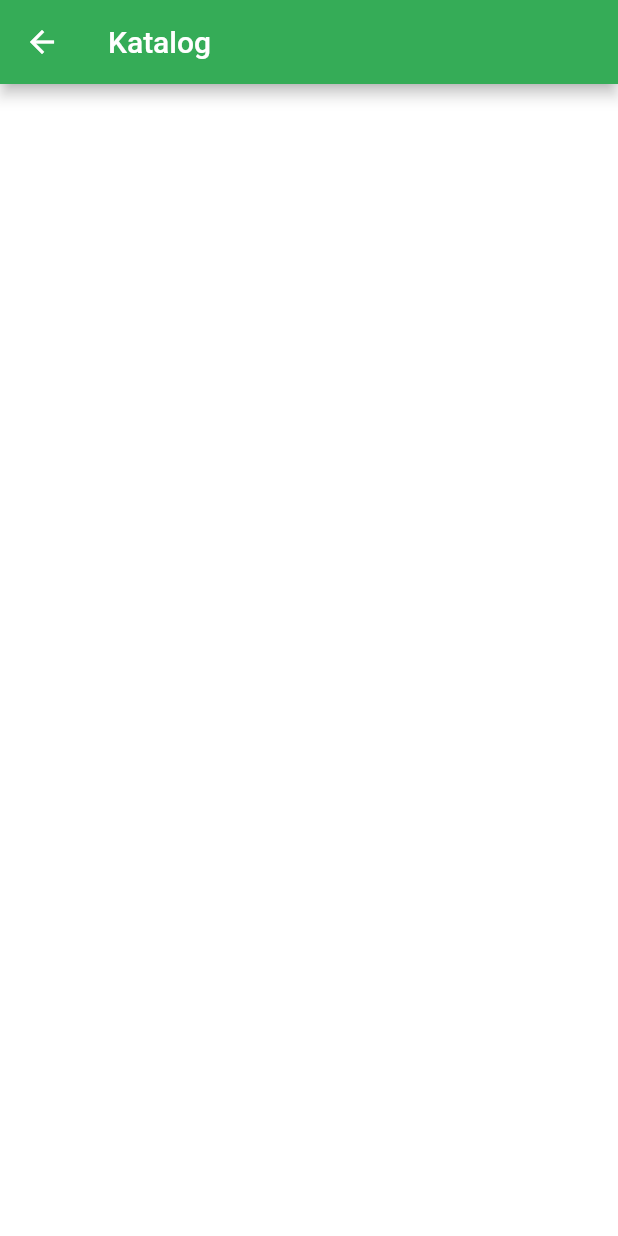
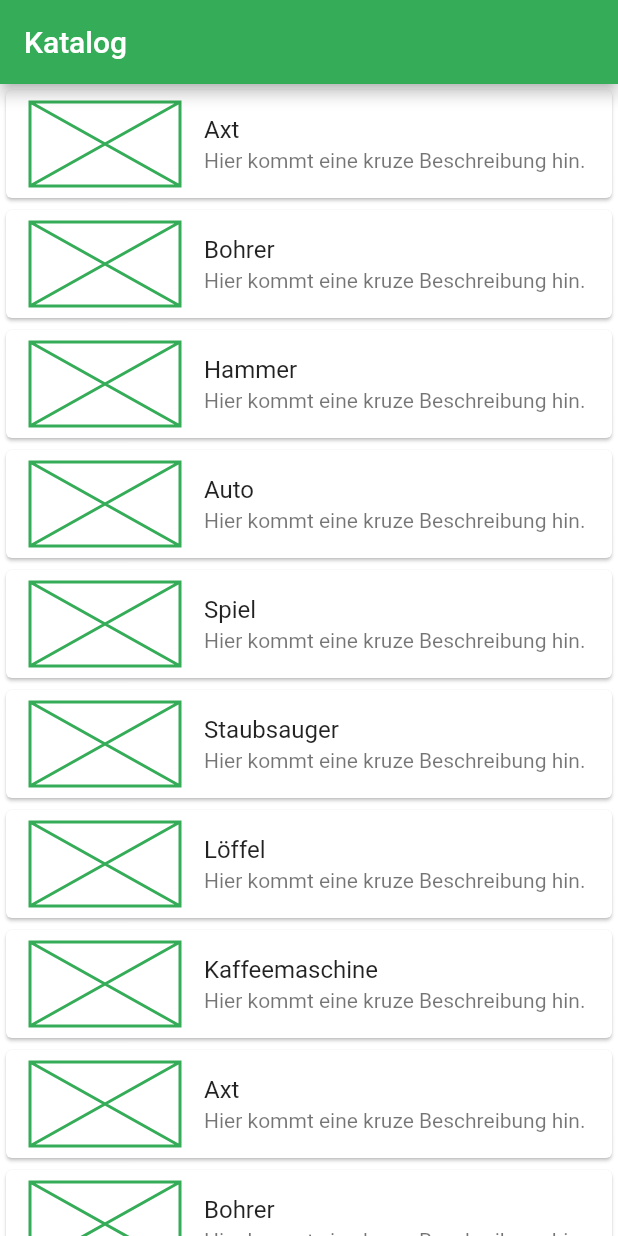
Before and after one commit to drmilde/leihladen_user_frontend_app, a Flutter app: the KatalogScreen screen opened directly, on a phone screen of 412 x 824 dp. Run offline on Flutter 3.47's test engine with Material 2 defaults, Android fonts, the phone set to English and light mode, and no system bars.

Commit message:
Logos eingefügt, Katalogliste begonnen

```diff
--- a/lib/screens/hauptseiten/abholen_screen.dart
+++ b/lib/screens/hauptseiten/abholen_screen.dart
@@ -17,7 +17,7 @@
         Container(
           height: MediaQuery.of(context).size.height - 300,
           width: MediaQuery.of(context).size.width,
-          child: Placeholder(),
+          child: Image.asset("assets/images/logos/map_dingelstedtstrasse.png"),
         ),
         Container(),
       ),
--- a/lib/screens/hauptseiten/ausleihen_screen.dart
+++ b/lib/screens/hauptseiten/ausleihen_screen.dart
@@ -1,4 +1,5 @@
 import 'package:flutter/material.dart';
+import 'package:leihladen_user_frontend_app/screens/start_screen.dart';
 import 'package:leihladen_user_frontend_app/widgets/app_drawer_widget.dart';
 import 'package:leihladen_user_frontend_app/widgets/bild_widget.dart';
 import 'package:leihladen_user_frontend_app/widgets/bottom_navigation_bar_widget.dart';
@@ -20,7 +21,7 @@
             " dann reservieren Sie die Dinge"
             " für den gewünschten Zeitraum."
             " Beim Abholen legen Sie Ihren Leihausweis vor."),
-        KachelGridWidget(260, 130,2,2),
+        KachelGridWidget(260, 130,2,2, StartScreen()),
       ),
       bottomNavigationBar: BottomNavigationBarWidget(1),
     );
--- a/lib/screens/hauptseiten/auswaehlen_screen.dart
+++ b/lib/screens/hauptseiten/auswaehlen_screen.dart
@@ -1,5 +1,6 @@
 import 'package:flutter/material.dart';
 import 'package:flutter/services.dart';
+import 'package:leihladen_user_frontend_app/screens/katalog/katalog_screen.dart';
 import 'package:leihladen_user_frontend_app/widgets/app_drawer_widget.dart';
 import 'package:leihladen_user_frontend_app/widgets/bild_widget.dart';
 import 'package:leihladen_user_frontend_app/widgets/bottom_navigation_bar_widget.dart';
@@ -16,7 +17,7 @@
       drawer: AppDrawerWidget(),
       body: HauptseitenWidget(
           BildWidget("assets/images/header/gemischtwaren_sepia.jpg"),
-          KachelGridWidget(300, 100,3,3),
+          KachelGridWidget(300, 100,3,3, KatalogScreen()),
       Container(),
     ),
     bottomNavigationBar: BottomNavigationBarWidget(0),
--- a/lib/screens/hauptseiten/mitmachen_screen.dart
+++ b/lib/screens/hauptseiten/mitmachen_screen.dart
@@ -1,4 +1,5 @@
 import 'package:flutter/material.dart';
+import 'package:leihladen_user_frontend_app/screens/start_screen.dart';
 import 'package:leihladen_user_frontend_app/widgets/app_drawer_widget.dart';
 import 'package:leihladen_user_frontend_app/widgets/bild_widget.dart';
 import 'package:leihladen_user_frontend_app/widgets/bottom_navigation_bar_widget.dart';
@@ -19,7 +20,7 @@
         InfotextWidget("Der Leihladen lebt mit und von Ihnen, unseren Kunden."
             " Wir freuen uns, wenn Sie unser Angebot nutzen."
             " Spenden Sie Dinge, die Sie selten verwenden."),
-        KachelGridWidget(260, 130,2,2),
+        KachelGridWidget(260, 130,2,2, StartScreen()),
       ),
       bottomNavigationBar: BottomNavigationBarWidget(3),
     );
--- a/lib/screens/katalog/katalog_screen.dart
+++ b/lib/screens/katalog/katalog_screen.dart
@@ -1,13 +1,65 @@
 import 'package:flutter/material.dart';
 
 class KatalogScreen extends StatelessWidget {
+  List<String> dummyDaten = [
+    "Axt",
+    "Bohrer",
+    "Hammer",
+    "Auto",
+    "Spiel",
+    "Staubsauger",
+    "Löffel",
+    "Kaffeemaschine",
+    "Axt",
+    "Bohrer",
+    "Hammer",
+    "Auto",
+    "Spiel",
+    "Staubsauger",
+    "Löffel",
+    "Kaffeemaschine",
+    "Axt",
+    "Bohrer",
+    "Hammer",
+    "Auto",
+    "Spiel",
+    "Staubsauger",
+    "Löffel",
+    "Kaffeemaschine",
+    "Axt",
+    "Bohrer",
+    "Hammer",
+    "Auto",
+    "Spiel",
+    "Staubsauger",
+    "Löffel",
+    "Kaffeemaschine",
+  ];
+
   @override
   Widget build(BuildContext context) {
     return Scaffold(
       appBar: AppBar(
         title: Text("Katalog"),
       ),
-      body: Container(),
+      body: ListView.builder(
+          itemCount: dummyDaten.length,
+          itemBuilder: (context, index) {
+            return Card(
+              child: ListTile(
+                leading: Container(
+                  width: 100,
+                  child: Placeholder(
+                    color: Theme.of(context).primaryColor,
+                    fallbackHeight: 100,
+                    fallbackWidth: 100,
+                  ),
+                ),
+                title: Text(dummyDaten[index]),
+                subtitle: Text("Hier kommt eine kruze Beschreibung hin. "),
+              ),
+            );
+          }),
     );
   }
 }
```
Also changed, not shown: lib/screens/start_screen.dart (+31 -8 lines), pubspec.yaml (+8 -0 lines), assets/images/logos/awo_logo.png (added), assets/images/logos/dpl_logo_512.jpg (added), assets/images/logos/ic_launcher.png (added), assets/images/logos/ll_neues_logo.png (added), assets/images/logos/logo_buergerzentrum_haus_klein.png (added), assets/images/logos/logo_weiss_stadtfulda_klein.jpg (added), assets/images/logos/map_dingelstedtstrasse.png (added).
